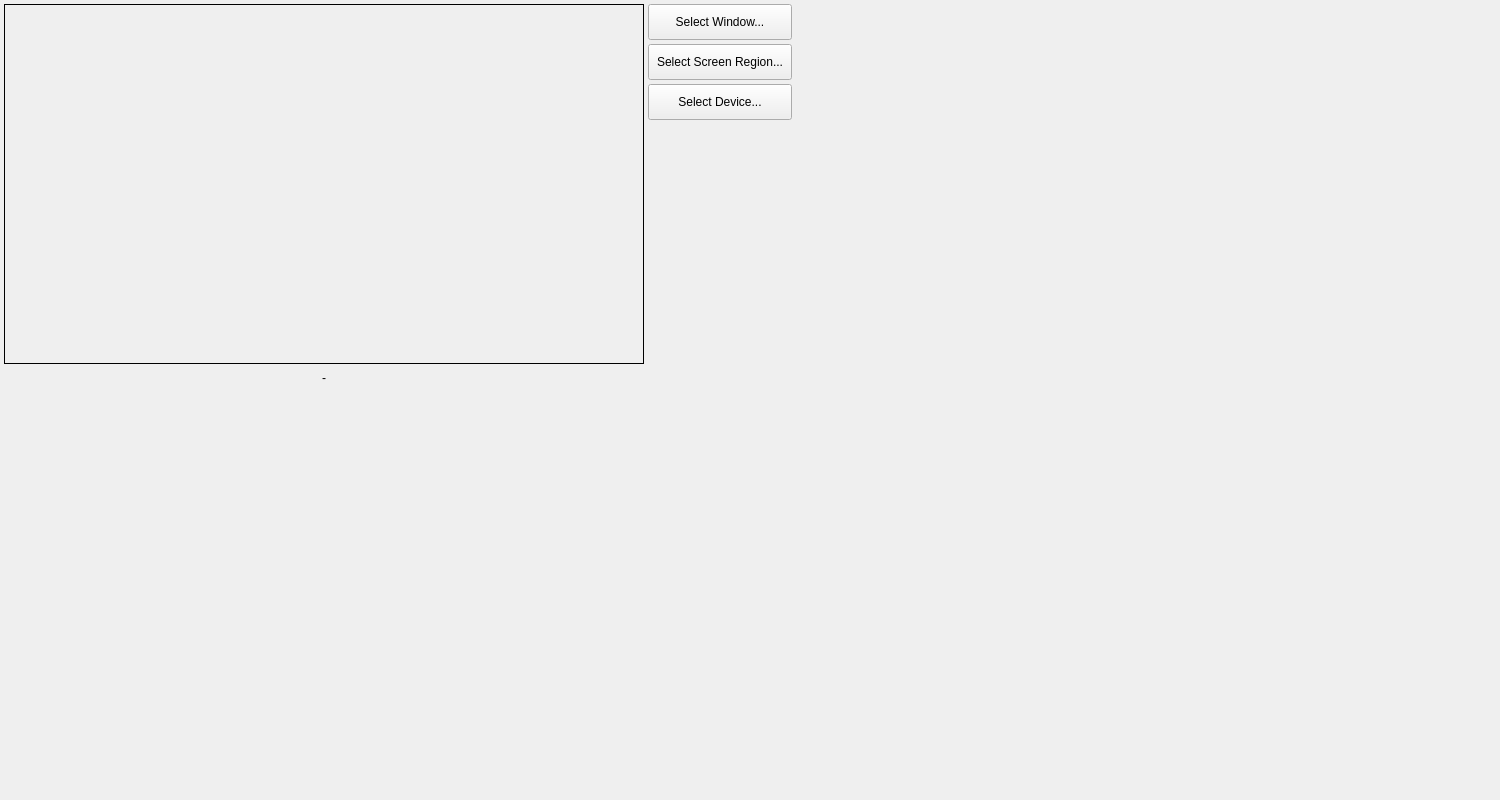
Above: res/design.ui from goth-uhaul/zdcurtain before the change. Below: the same form after it.
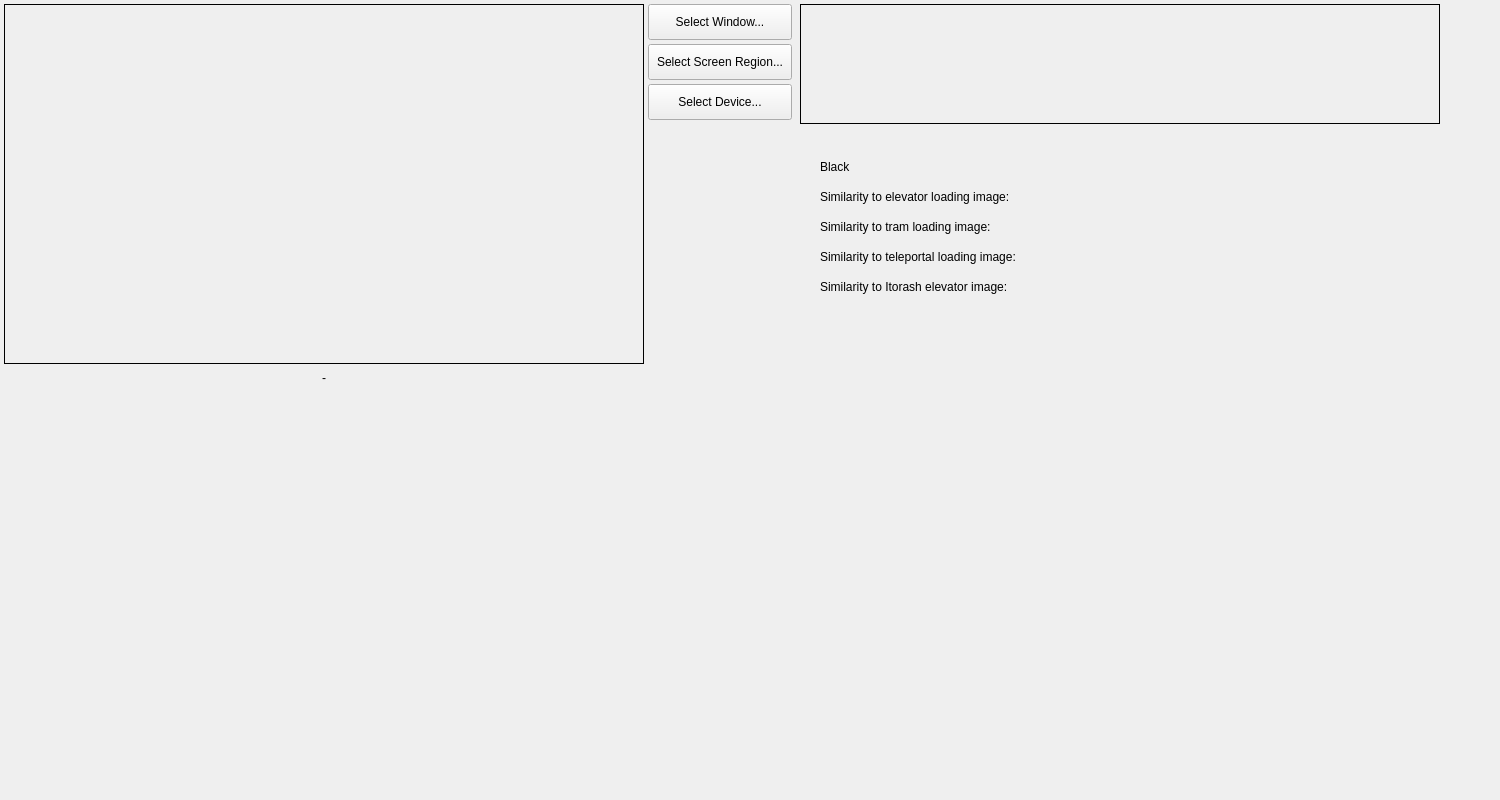
That is the form after the change.

Commit message: Image similarity logic

Patch:
```diff
--- a/res/design.ui
+++ b/res/design.ui
@@ -60,6 +60,34 @@
      <set>Qt::AlignCenter</set>
     </property>
    </widget>
+   <widget class="QLabel" name="cropped_live_image">
+    <property name="geometry">
+     <rect>
+      <x>800</x>
+      <y>4</y>
+      <width>640</width>
+      <height>120</height>
+     </rect>
+    </property>
+    <property name="frameShape">
+     <enum>QFrame::Box</enum>
+    </property>
+    <property name="frameShadow">
+     <enum>QFrame::Plain</enum>
+    </property>
+    <property name="lineWidth">
+     <number>1</number>
+    </property>
+    <property name="midLineWidth">
+     <number>0</number>
+    </property>
+    <property name="text">
+     <string/>
+    </property>
+    <property name="alignment">
+     <set>Qt::AlignCenter</set>
+    </property>
+   </widget>
    <widget class="QPushButton" name="select_window_button">
     <property name="geometry">
      <rect>
@@ -124,6 +152,86 @@
      <set>Qt::AlignCenter</set>
     </property>
    </widget>
+   <widget class="QLabel" name="image_black_label">
+    <property name="geometry">
+     <rect>
+      <x>820</x>
+      <y>160</y>
+      <width>500</width>
+      <height>20</height>
+     </rect>
+    </property>
+    <property name="text">
+     <string>Black</string>
+    </property>
+    <property name="alignment">
+     <set>Qt::AlignLeft</set>
+    </property>
+   </widget>
+   <widget class="QLabel" name="similarity_to_elevator_label">
+    <property name="geometry">
+     <rect>
+      <x>820</x>
+      <y>190</y>
+      <width>500</width>
+      <height>20</height>
+     </rect>
+    </property>
+    <property name="text">
+     <string>Similarity to elevator loading image:</string>
+    </property>
+    <property name="alignment">
+     <set>Qt::AlignLeft</set>
+    </property>
+   </widget>
+   <widget class="QLabel" name="similarity_to_tram_label">
+    <property name="geometry">
+     <rect>
+      <x>820</x>
+      <y>220</y>
+      <width>500</width>
+      <height>20</height>
+     </rect>
+    </property>
+    <property name="text">
+     <string>Similarity to tram loading image:</string>
+    </property>
+    <property name="alignment">
+     <set>Qt::AlignLeft</set>
+    </property>
+   </widget>
+   <widget class="QLabel" name="similarity_to_teleportal_label">
+    <property name="geometry">
+     <rect>
+      <x>820</x>
+      <y>250</y>
+      <width>500</width>
+      <height>20</height>
+     </rect>
+    </property>
+    <property name="text">
+     <string>Similarity to teleportal loading image:</string>
+    </property>
+    <property name="alignment">
+     <set>Qt::AlignLeft</set>
+    </property>
+   </widget>
+   <widget class="QLabel" name="similarity_to_egg_label">
+    <property name="geometry">
+     <rect>
+      <x>820</x>
+      <y>280</y>
+      <width>500</width>
+      <height>20</height>
+     </rect>
+    </property>
+    <property name="text">
+     <string>Similarity to Itorash elevator image:</string>
+    </property>
+    <property name="alignment">
+     <set>Qt::AlignLeft</set>
+    </property>
+   </widget>
   </widget>
  </widget>
  <connections/>
```
The commit also changes 47 other files.
